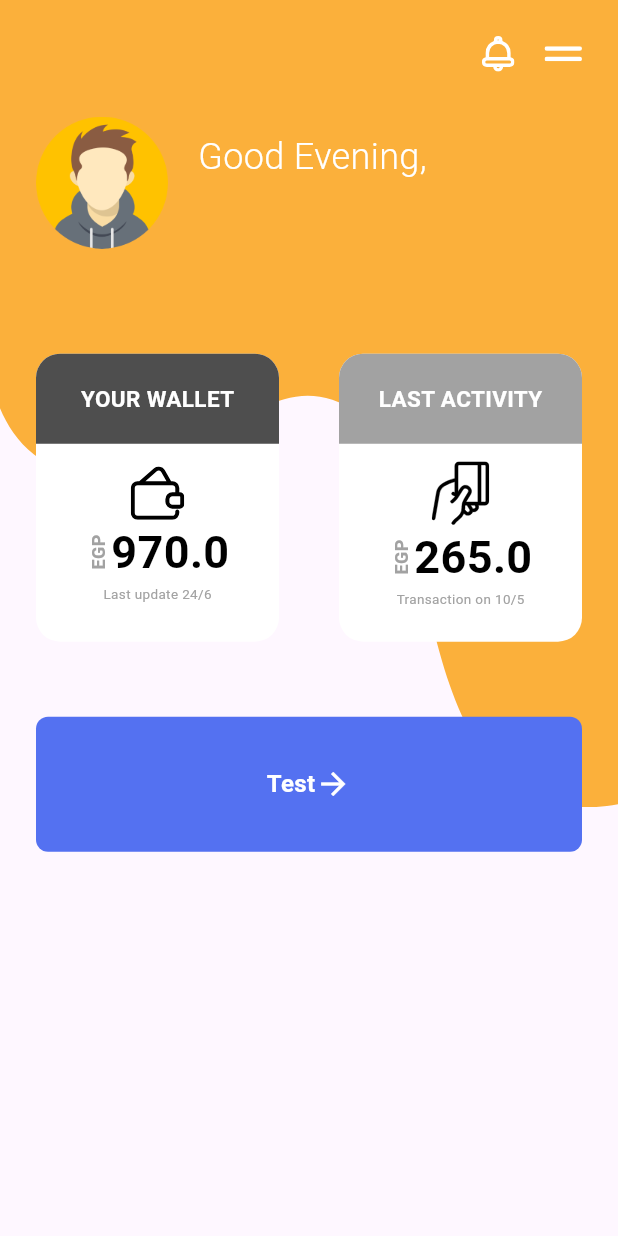
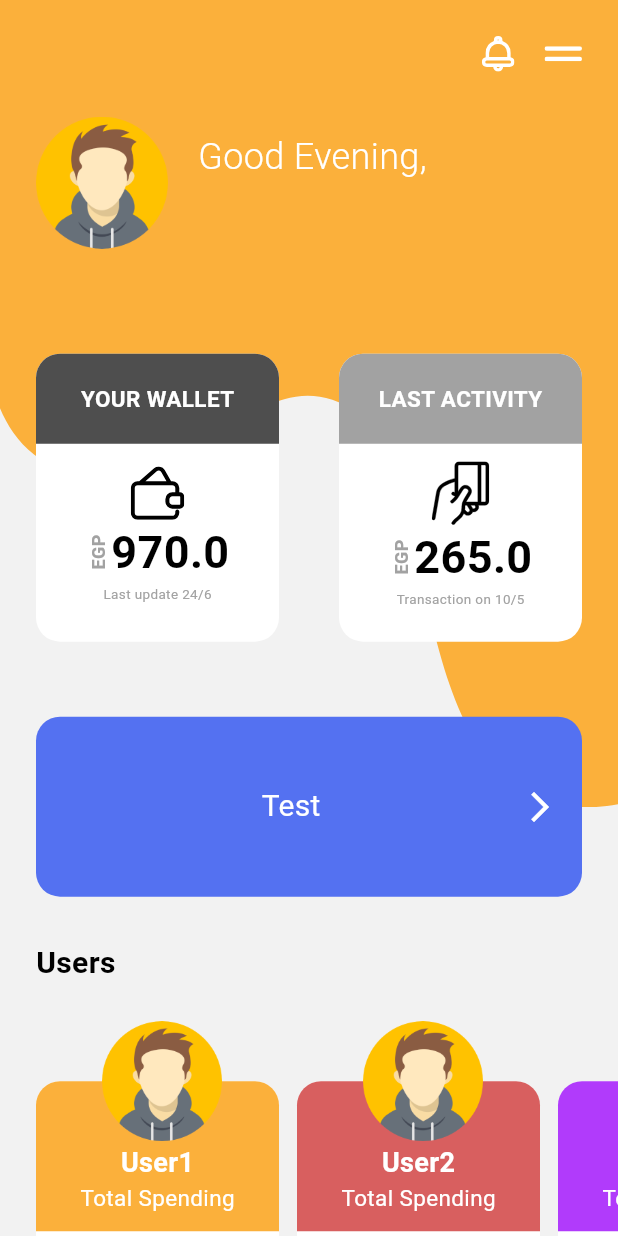
Before and after one commit to Tantawiiii/task_wallet, a Flutter app: the HomeScreen screen opened directly with empty values, on a phone screen of 412 x 824 dp. Run offline on Flutter 3.47's test engine with Material 3 defaults, Android fonts, the phone set to English and light mode, and no system bars; drawn by our look-alikes of bounce; our stand-ins replace flutter_svg, lottie, parse_server_sdk_flutter, sqflite; missing offline and left inert: motion; accounts and stored records are empty.

Commit message:
build[home]: Finish Home Screen and fixed some issues.

```diff
--- a/lib/presentation/models/user_model.dart
+++ b/lib/presentation/models/user_model.dart
@@ -0,0 +1,31 @@
+class User {
+  final int id;
+  final String username;
+  final int amount;
+  final String lastTransactionDate;
+
+  User({
+    required this.id,
+    required this.username,
+    required this.amount,
+    required this.lastTransactionDate,
+  });
+
+  factory User.fromMap(Map<String, dynamic> map) {
+    return User(
+      id: map['id'],
+      username: map['username'],
+      amount: map['amount'],
+      lastTransactionDate: map['lastTransactionDate'],
+    );
+  }
+
+  Map<String, dynamic> toMap() {
+    return {
+      'id': id,
+      'username': username,
+      'amount': amount,
+      'lastTransactionDate': lastTransactionDate,
+    };
+  }
+}
--- a/lib/presentation/service/handel_login.dart
+++ b/lib/presentation/service/authService/handel_login.dart
@@ -1,9 +1,8 @@
 import 'package:flutter/material.dart';
-import 'package:flutter_svg/flutter_svg.dart';
 import 'package:task_wallet/utils/colors_code.dart';
 
-import '../ui/screens/home_screen.dart';
-import '../ui/widget/custom_toast.dart';
+import '../../ui/screens/home_screen.dart';
+import '../../ui/widget/custom_toast.dart';
 import 'auth_service.dart';
 
 void handleLogin(BuildContext context, TextEditingController usernameController,
--- a/lib/presentation/service/handel_register.dart
+++ b/lib/presentation/service/authService/handel_register.dart
@@ -1,6 +1,7 @@
 import 'package:flutter/material.dart';
 import 'package:task_wallet/utils/colors_code.dart';
-import '../ui/widget/custom_toast.dart';
+import '../../ui/widget/custom_toast.dart';
+
 import 'auth_service.dart';
 
 void handleRegistration(BuildContext context, TextEditingController usernameController, TextEditingController passwordController) async {
@@ -10,16 +11,16 @@ void handleRegistration(BuildContext context, TextEditingController usernameCont
   );
 
   if (success) {
-    _showSnackBar(context, 'User registered successfully!',ColorsCode.BLUE);
+    _showSnackBar(context, 'User registered successfully!',ColorsCode.BLUE,'');
 
   }  else {
-    _showSnackBar(context,   'Registration failed!',ColorsCode.RED);
+    _showSnackBar(context,   'Registration failed!',ColorsCode.RED, 'asset/icons/fail_icon.svg');
 
   }
 
 }
 
-void _showSnackBar(BuildContext context, String message, Color backColor) {
+void _showSnackBar(BuildContext context, String message, Color backColor, String iconPath) {
   ScaffoldMessenger.of(context).showSnackBar(
     SnackBar(
       duration: const Duration(seconds:2),
@@ -28,7 +29,7 @@ void _showSnackBar(BuildContext context, String message, Color backColor) {
       content: CustomToast(
         backColor: backColor,
         message: message,
-        svgIconPath: 'asset/icons/fail_icon.svg',
+        svgIconPath: iconPath,
       ),
     ),
   );
--- /dev/null
+++ b/lib/presentation/service/db_service/db_services.dart
@@ -0,0 +1,33 @@
+import 'package:sqflite/sqflite.dart';
+import 'package:path/path.dart';
+import '../../models/user_model.dart';
+
+class DBService {
+  static late Database _database;
+
+  static Future<void> init() async {
+    final databasePath = await getDatabasesPath();
+    final path = join(databasePath, 'users.db');
+
+    _database = await openDatabase(
+      path,
+      version: 1,
+      onCreate: (db, version) {
+        db.execute(
+          'CREATE TABLE users (id INTEGER PRIMARY KEY, username TEXT, amount INTEGER, lastTransactionDate TEXT)',
+        );
+      },
+    );
+  }
+
+  static Future<void> populateDatabase() async {
+    await _database.insert('users', {'username': 'User1', 'amount': 852, 'lastTransactionDate': '2024-05-16'});
+    await _database.insert('users', {'username': 'User2', 'amount': 365, 'lastTransactionDate': '2024-05-15'});
+    await _database.insert('users', {'username': 'User3', 'amount': 300, 'lastTransactionDate': '2024-05-14'});
+  }
+
+  static Future<List<User>> fetchUsers() async {
+    final users = await _database.query('users');
+    return users.map((user) => User.fromMap(user)).toList();
+  }
+}
--- a/lib/presentation/ui/screens/home_screen.dart
+++ b/lib/presentation/ui/screens/home_screen.dart
@@ -5,8 +5,11 @@ import 'package:flutter/widgets.dart';
 import 'package:flutter_svg/svg.dart';
 import 'package:motion/motion.dart';
 import 'package:task_wallet/presentation/ui/widget/build_wallet_item.dart';
+import 'package:task_wallet/presentation/ui/widget/build_wallet_item_user.dart';
 
 import '../../../utils/colors_code.dart';
+import '../../models/user_model.dart';
+import '../../service/db_service/db_services.dart';
 import '../widget/custom_button.dart';
 
 class HomeScreen extends StatefulWidget {
@@ -19,19 +22,47 @@ class HomeScreen extends StatefulWidget {
 }
 
 class _HomeScreenState extends State<HomeScreen> {
+
+
+  List<User> _users = [];
+
+  @override
+  void initState() {
+    super.initState();
+    _initDatabase();
+  }
+
+  Future<void> _initDatabase() async {
+    await DBService.init();
+    await DBService.populateDatabase();
+    _fetchUsers();
+  }
+
+  Future<void> _fetchUsers() async {
+    final users = await DBService.fetchUsers();
+    setState(() {
+      _users = users;
+    });
+  }
+
+
   @override
   Widget build(BuildContext context) {
     return Scaffold(
+      backgroundColor: ColorsCode.whiteBack,
       body: Stack(
         children: [
           SvgPicture.asset(
             'asset/icons/bk_home.svg',
             fit: BoxFit.cover,
           ),
+          ListView(
+            children: [
               Container(
                 padding: const EdgeInsets.all(24.0),
-            height: MediaQuery.of(context).size.height,
-            child: ListView(
+                child: Column(
+                  mainAxisAlignment: MainAxisAlignment.start,
+                  crossAxisAlignment: CrossAxisAlignment.start,
                   children: [
                     _buildRowBar(),
                     const SizedBox(
@@ -65,13 +96,17 @@ class _HomeScreenState extends State<HomeScreen> {
                       child: Bounce(
                         filterQuality: FilterQuality.high,
                         onTap: () {},
-                    duration: const Duration(milliseconds: 1000),
+                        duration: const Duration(milliseconds: 500),
                         child: Container(
-                      height: 90,
-                      width: MediaQuery.of(context).size.width,
+                          height: 120,
+                          width: MediaQuery
+                              .of(context)
+                              .size
+                              .width,
+                          padding: const EdgeInsets.all(16.0),
                           decoration: BoxDecoration(
                             borderRadius: const BorderRadius.all(
-                          Radius.circular(8),
+                              Radius.circular(16),
                             ),
                             color: ColorsCode.BLUE,
                             shape: BoxShape.rectangle,
@@ -79,27 +114,75 @@ class _HomeScreenState extends State<HomeScreen> {
                           child: Row(
                             mainAxisAlignment: MainAxisAlignment.center,
                             children: [
+                              const Spacer(),
                               Text(
                                 "Test",
                                 style: TextStyle(
                                     color: ColorsCode.whiteColor,
-                                fontSize: 16,
-                                fontWeight: FontWeight.bold),
+                                    fontSize: 20,
+                                    fontWeight: FontWeight.normal),
                               ),
-                          Align(
-                            alignment: Alignment.centerRight,
-                            child: Icon(
-                              Icons.arrow_forward,
+                              const Spacer(),
+                              Icon(
+                                Icons.arrow_forward_ios_outlined,
                                 color: ColorsCode.whiteColor,
-                            ),
                               ),
                             ],
                           ),
                         ),
                       ),
                     ),
+                    const SizedBox(
+                      height: 30,
+                    ),
+
+                    Text(
+                      "Users",
+                      style: TextStyle(
+                          color: ColorsCode.blackColor,
+                          fontSize: 20,
+                          fontWeight: FontWeight.bold),
+                    ),
                   ],
                 ),
+              ),
+
+
+
+              Container(
+                margin: const EdgeInsets.only(left: 24),
+                height: 230,
+                child: ListView.builder(
+                  scrollDirection: Axis.horizontal,
+                  itemCount: _users.length,
+                  itemBuilder: (context, index) {
+                    final user = _users[index];
+
+                    Color fillColor;
+
+                    if (user.username == 'User1') {
+                      fillColor = ColorsCode.YellowCard;
+                    } else if (user.username == 'User2') {
+                      fillColor = ColorsCode.RedCard;
+                    } else if (user.username == 'User3') {
+                      fillColor = ColorsCode.PurpleCard;
+                    } else {
+                      fillColor = Colors.cyan;
+                    }
+                    return WalletItemUser(
+                      userName: user.username,
+                      mount: user.amount,
+                      date: user.lastTransactionDate,
+                      fillColor: fillColor,
+                    );
+                  },
+                ),
+              ),
+
+              const SizedBox(
+                height: 100,
+              ),
+            ],
           ),
         ],
       ),
--- a/lib/presentation/ui/screens/login_screen.dart
+++ b/lib/presentation/ui/screens/login_screen.dart
@@ -1,8 +1,8 @@
 import 'package:flutter/material.dart';
 import 'package:flutter_svg/svg.dart';
 import 'package:task_wallet/utils/colors_code.dart';
-import '../../service/handel_login.dart';
-import '../../service/handel_register.dart';
+import '../../service/authService/handel_login.dart';
+import '../../service/authService/handel_register.dart';
 import '../widget/custom_button.dart';
 import '../widget/custom_text_field.dart';
 
--- /dev/null
+++ b/lib/presentation/ui/widget/build_wallet_item_user.dart
@@ -0,0 +1,136 @@
+
+
+import 'package:flutter/cupertino.dart';
+import 'package:flutter/material.dart';
+import 'package:flutter/painting.dart';
+import 'package:flutter/widgets.dart';
+import 'package:flutter_svg/svg.dart';
+
+import '../../../utils/colors_code.dart';
+
+class WalletItemUser extends StatelessWidget {
+
+  final String userName;
+  final int mount;
+  final String date;
+  final Color fillColor;
+  const WalletItemUser({super.key, required this.userName, required this.mount, required this.date, required this.fillColor});
+
+
+
+  @override
+  Widget build(BuildContext context) {
+    return Stack(
+      clipBehavior: Clip.none,
+      children: [
+        Container(
+          width: 162,
+          height: 192,
+          margin: const EdgeInsets.only(right: 12,top: 40),
+          decoration: BoxDecoration(
+            borderRadius: const BorderRadius.all(
+              Radius.circular(16),
+            ),
+            color: ColorsCode.whiteColor,
+            shape: BoxShape.rectangle,
+          ),
+          child: Column(
+            children: [
+              Container(
+                height: 100,
+                width: MediaQuery.of(context).size.width,
+                decoration: BoxDecoration(
+                  color: fillColor,
+                  borderRadius: const BorderRadius.only(
+                    topLeft: Radius.circular(16),
+                    topRight: Radius.circular(16),
+                  ),
+                ),
+                child: Center(
+                  child: Column(
+                    crossAxisAlignment: CrossAxisAlignment.center,
+                    mainAxisAlignment: MainAxisAlignment.center,
+                    children: [
+                      const SizedBox(height: 30,),
+                      Text(
+                        userName,
+                        style: TextStyle(
+                          fontSize: 18,
+                          fontWeight: FontWeight.bold,
+                          color: ColorsCode.whiteColor,
+                        ),
+                      ),
+
+                      Text(
+                        "Total Spending",
+                        style: TextStyle(
+                          fontSize: 15,
+                          fontWeight: FontWeight.normal,
+                          color: ColorsCode.whiteColor,
+                        ),
+                      ),
+                    ],
+                  ),
+                ),
+              ),
+              const SizedBox(height: 16,),
+              Column(
+                crossAxisAlignment: CrossAxisAlignment.center,
+                mainAxisAlignment: MainAxisAlignment.center,
+                children: [
+                  Row(
+                    mainAxisAlignment: MainAxisAlignment.center,
+                    children: [
+                      RotatedBox(
+                        // Change to 1 for clockwise rotation
+                        quarterTurns: -1,
+                        child: Text(
+                          "EGP",
+                          style: TextStyle(
+                            fontSize: 12,
+                            fontWeight: FontWeight.bold,
+                            color: ColorsCode.grayOn,
+                          ),
+                        ),
+                      ),
+
+                      Text(
+                        "$mount",
+                        style: TextStyle(
+                          fontSize: 30,
+                          fontWeight: FontWeight.bold,
+                          color: ColorsCode.blackColor,
+                        ),
+                      ),
+                    ],
+                  ),
+                  Text(
+                    "Last spend $date",
+                    maxLines: 1,
+                    style: TextStyle(
+                      fontSize: 9,
+                      fontWeight: FontWeight.normal,
+                      color: ColorsCode.grayOn,
+                    ),
+                  ),
+                ],
+              ),
+
+
+            ],
+          ),
+
+        ),
+        Positioned(
+          top: 0,
+          right: 50,
+          child: Image.asset(
+            'asset/icons/user_profile.png',
+            width: 80,
+            height: 80,
+          ),
+        )
+      ],
+    );
+  }
+}
```
Also changed, not shown: lib/presentation/service/authService/auth_service.dart (renamed from lib/presentation/service/auth_service.dart), lib/presentation/service/db_services.dart (deleted). Lines whose indentation alone changed are shown as unchanged.
